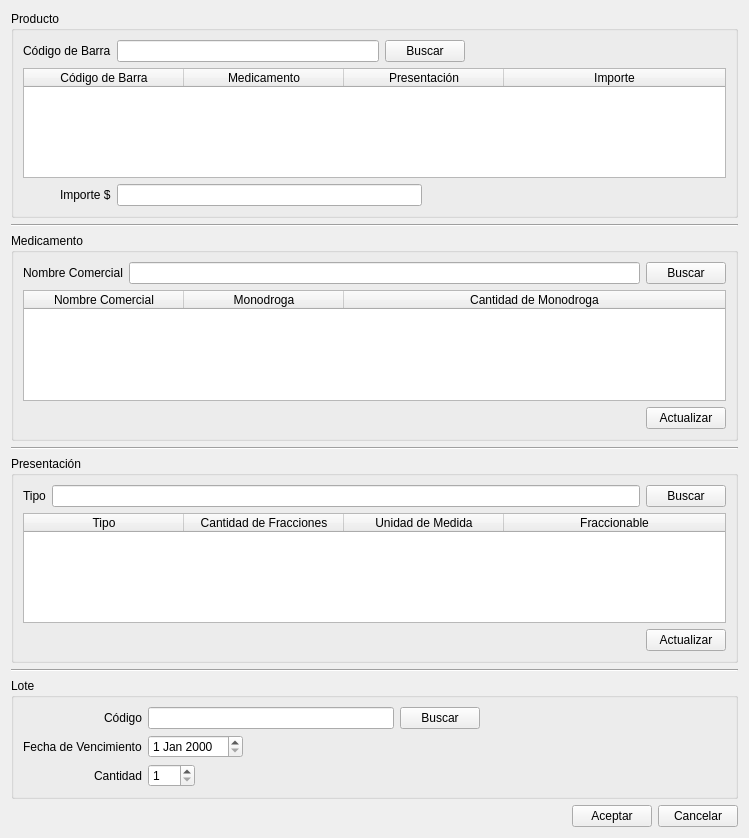
This is ventanas/vtnProducto.ui in leaLuque/FarmaciaCrisol as Qt 5 draws it before an edit. The edited form follows.
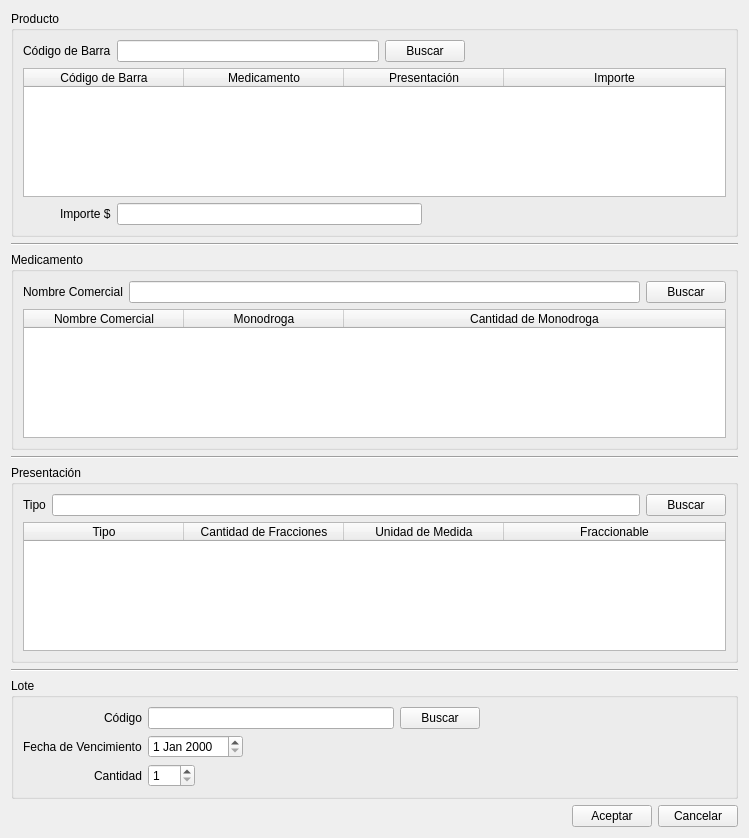
This is the edited form.

Patch:
```diff
--- a/ventanas/vtnProducto.ui
+++ b/ventanas/vtnProducto.ui
@@ -239,30 +239,6 @@
         </column>
        </widget>
       </item>
-      <item row="3" column="1">
-       <layout class="QHBoxLayout" name="horizontalLayout_7">
-        <item>
-         <spacer name="horizontalSpacer_6">
-          <property name="orientation">
-           <enum>Qt::Horizontal</enum>
-          </property>
-          <property name="sizeHint" stdset="0">
-           <size>
-            <width>40</width>
-            <height>20</height>
-           </size>
-          </property>
-         </spacer>
-        </item>
-        <item>
-         <widget class="QPushButton" name="btnActualizarMed">
-          <property name="text">
-           <string>Actualizar</string>
-          </property>
-         </widget>
-        </item>
-       </layout>
-      </item>
      </layout>
     </widget>
    </item>
@@ -355,30 +331,6 @@
         </column>
        </widget>
       </item>
-      <item row="3" column="1">
-       <layout class="QHBoxLayout" name="horizontalLayout_8">
-        <item>
-         <spacer name="horizontalSpacer_7">
-          <property name="orientation">
-           <enum>Qt::Horizontal</enum>
-          </property>
-          <property name="sizeHint" stdset="0">
-           <size>
-            <width>40</width>
-            <height>20</height>
-           </size>
-          </property>
-         </spacer>
-        </item>
-        <item>
-         <widget class="QPushButton" name="btnActualizarPres">
-          <property name="text">
-           <string>Actualizar</string>
-          </property>
-         </widget>
-        </item>
-       </layout>
-      </item>
      </layout>
     </widget>
    </item>
```
Left out of the diff: 2 changed lines with no effect on the pictures.
